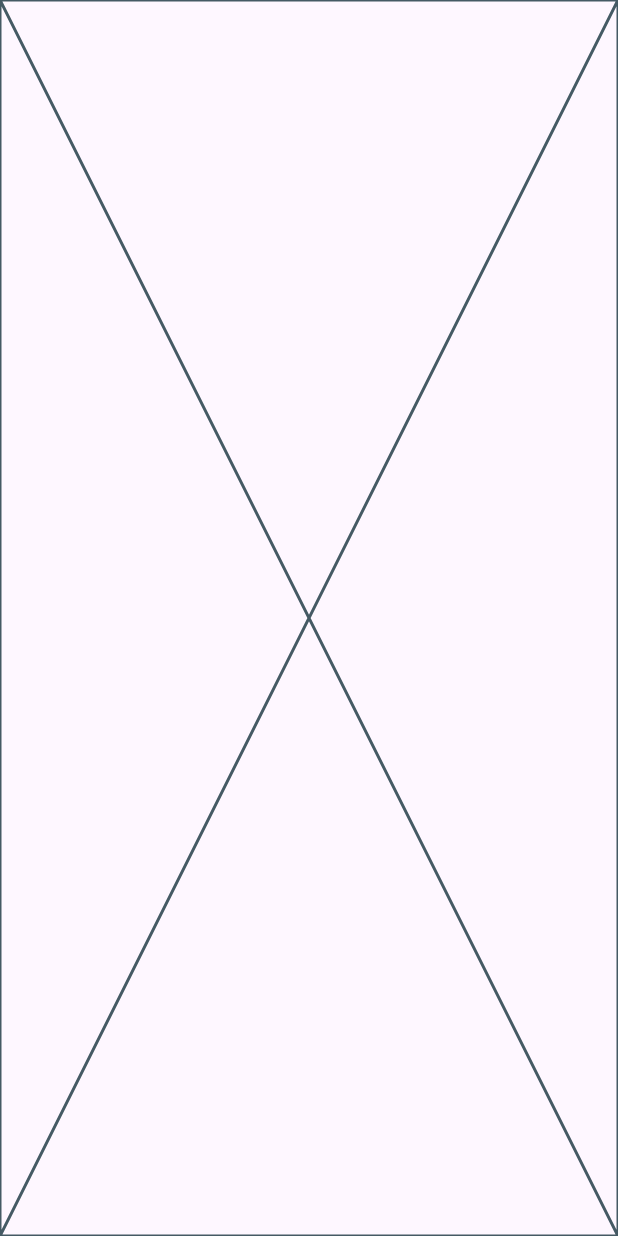
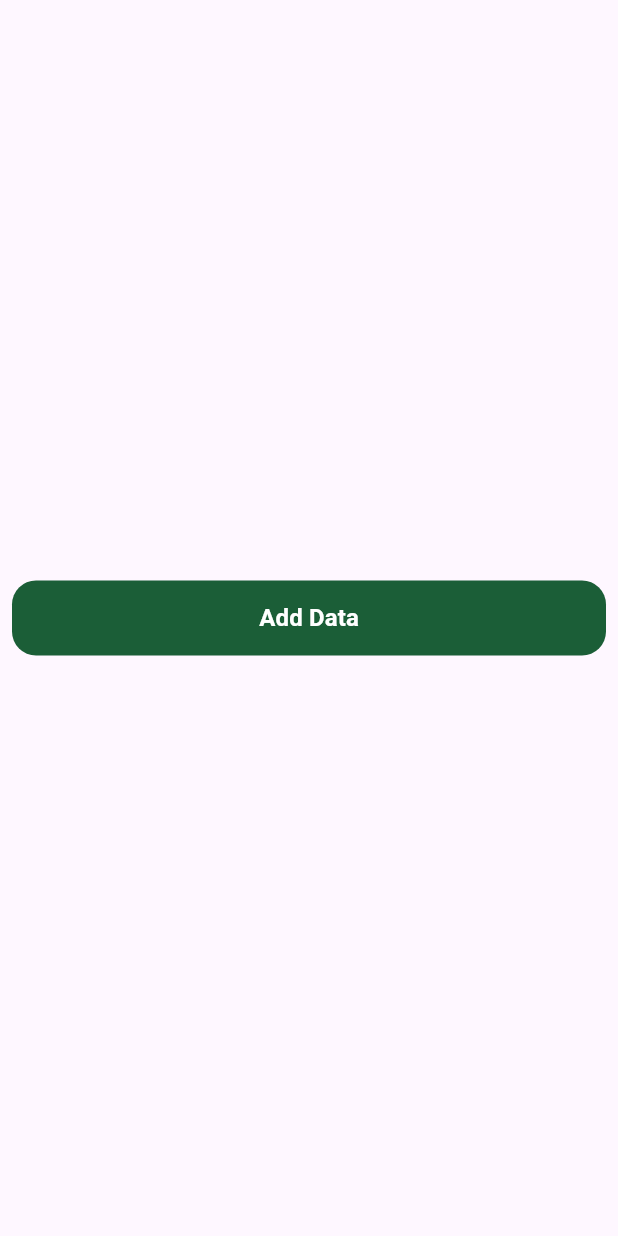
Before and after one commit to Elywa/fruits-hub-dashboard, a Flutter app: the screen it shows after launch, on a phone screen of 412 x 824 dp. Run offline on Flutter 3.47's test engine with Material 3 defaults, Android fonts, the phone set to English and light mode, and no system bars; our stand-ins replace firebase_core; accounts and stored records are empty.

Commit message:
add "Add Data" Button

```diff
--- /dev/null
+++ b/lib/core/utils/app_colors.dart
@@ -0,0 +1,12 @@
+import 'package:flutter/material.dart';
+
+class AppColors {
+  static const Color primaryColor = Color(0xFF1B5E37);
+  static const Color secondaryColor2 = Color(0xFF5DB957);
+  static const Color lightPrimaryColor = Color(0xFF2D9F5D);
+  static const Color secondaryColor = Color(0xFFF4A91F);
+  static const Color lightSecondaryColor = Color(0xFFF8C76D);
+  static const Color subTitleColor = Color(0xFF4E5556);
+  static const Color textFieldColor = Color(0xffF9FAFA);
+  static const Color actviveItemBackgroundColor = Color(0xffEEEEEE);
+}
--- /dev/null
+++ b/lib/core/utils/app_text_styles.dart
@@ -0,0 +1,72 @@
+import 'package:flutter/material.dart';
+
+abstract class AppTextStyles {
+  static const TextStyle bold13 = TextStyle(
+    fontWeight: FontWeight.bold,
+    fontSize: 13,
+  );
+  static const TextStyle bold23 = TextStyle(
+    fontWeight: FontWeight.bold,
+    fontSize: 23,
+  );
+
+  static const TextStyle semiBold13 = TextStyle(
+    fontWeight: FontWeight.w600,
+    fontSize: 13,
+  );
+
+  static const TextStyle regular13 = TextStyle(
+    fontWeight: FontWeight.normal,
+    fontSize: 13,
+  );
+
+  static const TextStyle bold16 = TextStyle(
+    fontWeight: FontWeight.bold,
+    fontSize: 16,
+  );
+
+  static const TextStyle bold19 = TextStyle(
+    fontWeight: FontWeight.bold,
+    fontSize: 19,
+  );
+
+  static const TextStyle semiBold16 = TextStyle(
+    fontWeight: FontWeight.w600,
+    fontSize: 16,
+  );
+
+  static const TextStyle bold28 = TextStyle(
+    fontWeight: FontWeight.bold,
+    fontSize: 28,
+  );
+
+  static const TextStyle regular22 = TextStyle(
+    fontWeight: FontWeight.normal,
+    fontSize: 22,
+  );
+
+  static const TextStyle semiBold11 = TextStyle(
+    fontWeight: FontWeight.w600,
+    fontSize: 11,
+  );
+
+  static const TextStyle medium15 = TextStyle(
+    fontWeight: FontWeight.w500,
+    fontSize: 15,
+  );
+
+  static const TextStyle regular26 = TextStyle(
+    fontWeight: FontWeight.normal,
+    fontSize: 26,
+  );
+
+  static const TextStyle regular16 = TextStyle(
+    fontWeight: FontWeight.normal,
+    fontSize: 16,
+  );
+
+  static const TextStyle regular11 = TextStyle(
+    fontWeight: FontWeight.normal,
+    fontSize: 11,
+  );
+}
--- /dev/null
+++ b/lib/core/utils/assets.dart
@@ -0,0 +1,128 @@
+// ignore_for_file: prefer_single_quotes
+class Assets {
+  Assets._();
+
+  /// Assets for assetsImagesAppIcon
+  /// assets/images/app_icon.png
+  static const String assetsImagesAppIcon = "assets/images/app_icon.png";
+
+  /// Assets for assetsImagesAppleIcon
+  /// assets/images/apple_icon.svg
+  static const String assetsImagesAppleIcon = "assets/images/apple_icon.svg";
+
+  /// Assets for assetsImagesAvatar
+  /// assets/images/avatar.svg
+  static const String assetsImagesAvatar = "assets/images/avatar.svg";
+
+  /// Assets for assetsImagesAvatarProfile
+  /// assets/images/avatar_profile.png
+  static const String assetsImagesAvatarProfile = "assets/images/avatar_profile.png";
+
+  /// Assets for assetsImagesCheck
+  /// assets/images/Check.svg
+  static const String assetsImagesCheck = "assets/images/Check.svg";
+
+  /// Assets for assetsImagesCircelFeaturedItem
+  /// assets/images/circel_featured_item.svg
+  static const String assetsImagesCircelFeaturedItem = "assets/images/circel_featured_item.svg";
+
+  /// Assets for assetsImagesCircleAvatar
+  /// assets/images/circle_avatar.svg
+  static const String assetsImagesCircleAvatar = "assets/images/circle_avatar.svg";
+
+  /// Assets for assetsImagesFacebookIcon
+  /// assets/images/facebook_icon.svg
+  static const String assetsImagesFacebookIcon = "assets/images/facebook_icon.svg";
+
+  /// Assets for assetsImagesFilterIcon
+  /// assets/images/filter_icon.svg
+  static const String assetsImagesFilterIcon = "assets/images/filter_icon.svg";
+
+  /// Assets for assetsImagesFruitsTest
+  /// assets/images/fruits_test.jpg
+  static const String assetsImagesFruitsTest = "assets/images/fruits_test.jpg";
+
+  /// Assets for assetsImagesGoogleIcon
+  /// assets/images/google_icon.svg
+  static const String assetsImagesGoogleIcon = "assets/images/google_icon.svg";
+
+  /// Assets for assetsImagesGrapesGreen488x
+  /// assets/images/Grapes---Green_488x.jpg
+  static const String assetsImagesGrapesGreen488x = "assets/images/Grapes---Green_488x.jpg";
+
+  /// Assets for assetsImagesGraps
+  /// assets/images/graps.png
+  static const String assetsImagesGraps = "assets/images/graps.png";
+
+  /// Assets for assetsImagesHome
+  /// assets/images/home.svg
+  static const String assetsImagesHome = "assets/images/home.svg";
+
+  /// Assets for assetsImagesHomeActive
+  /// assets/images/home_active.svg
+  static const String assetsImagesHomeActive = "assets/images/home_active.svg";
+
+  /// Assets for assetsImagesLogo
+  /// assets/images/logo.svg
+  static const String assetsImagesLogo = "assets/images/logo.svg";
+
+  /// Assets for assetsImagesNotification
+  /// assets/images/notification.svg
+  static const String assetsImagesNotification = "assets/images/notification.svg";
+
+  /// Assets for assetsImagesPageViewItemBackgroundImage1
+  /// assets/images/page_view_item_background_image1.svg
+  static const String assetsImagesPageViewItemBackgroundImage1 = "assets/images/page_view_item_background_image1.svg";
+
+  /// Assets for assetsImagesPageViewItemBackgroundImage2
+  /// assets/images/page_view_item_background_image2.svg
+  static const String assetsImagesPageViewItemBackgroundImage2 = "assets/images/page_view_item_background_image2.svg";
+
+  /// Assets for assetsImagesPageViewItemImage1
+  /// assets/images/page_view_item_image1.svg
+  static const String assetsImagesPageViewItemImage1 = "assets/images/page_view_item_image1.svg";
+
+  /// Assets for assetsImagesPageViewItemImage2
+  /// assets/images/page_view_item_image2.svg
+  static const String assetsImagesPageViewItemImage2 = "assets/images/page_view_item_image2.svg";
+
+  /// Assets for assetsImagesPlanetSplash
+  /// assets/images/planet_splash.svg
+  static const String assetsImagesPlanetSplash = "assets/images/planet_splash.svg";
+
+  /// Assets for assetsImagesProductsActive
+  /// assets/images/products_active.svg
+  static const String assetsImagesProductsActive = "assets/images/products_active.svg";
+
+  /// Assets for assetsImagesProductsInActive
+  /// assets/images/products_inActive.svg
+  static const String assetsImagesProductsInActive = "assets/images/products_inActive.svg";
+
+  /// Assets for assetsImagesSearchNormal
+  /// assets/images/search-normal.svg
+  static const String assetsImagesSearchNormal = "assets/images/search-normal.svg";
+
+  /// Assets for assetsImagesShoppingCartActive
+  /// assets/images/shopping-cart_active.svg
+  static const String assetsImagesShoppingCartActive = "assets/images/shopping-cart_active.svg";
+
+  /// Assets for assetsImagesShoppingCartInActive
+  /// assets/images/shopping-cart_inActive.svg
+  static const String assetsImagesShoppingCartInActive = "assets/images/shopping-cart_inActive.svg";
+
+  /// Assets for assetsImagesSplashBottom
+  /// assets/images/splash_bottom.svg
+  static const String assetsImagesSplashBottom = "assets/images/splash_bottom.svg";
+
+  /// Assets for assetsImagesUser
+  /// assets/images/user.svg
+  static const String assetsImagesUser = "assets/images/user.svg";
+
+  /// Assets for assetsImagesUserActive
+  /// assets/images/user_active.svg
+  static const String assetsImagesUserActive = "assets/images/user_active.svg";
+
+  /// Assets for assetsImagesWatermillomTest
+  /// assets/images/watermillom_test.png
+  static const String assetsImagesWatermillomTest = "assets/images/watermillom_test.png";
+}
--- /dev/null
+++ b/lib/core/utils/constants.dart
@@ -0,0 +1,2 @@
+const kIsOnBoradingView = 'isOnBoradingView';
+const kUserData = 'userData';
--- /dev/null
+++ b/lib/core/widgets/custom_button.dart
@@ -0,0 +1,41 @@
+import 'package:flutter/material.dart';
+import 'package:fruits_hub_dash_board/core/utils/app_text_styles.dart';
+
+class CustomButton extends StatelessWidget {
+  const CustomButton({
+    super.key,
+    required this.text,
+    required this.onPressed,
+    required this.isVisible,
+  });
+  final String text;
+  final VoidCallback onPressed;
+  final bool isVisible;
+  // final void Function()? onPressed ;
+  @override
+  Widget build(BuildContext context) {
+    return Visibility(
+      maintainAnimation: true,
+      maintainSize: true,
+      maintainState: true,
+      visible: isVisible,
+      child: SizedBox(
+        width: double.infinity,
+        height: 50,
+        child: TextButton(
+          style: TextButton.styleFrom(
+            backgroundColor: const Color(0xFF1B5E37), // AppColors.primaryColor
+            shape: RoundedRectangleBorder(
+              borderRadius: BorderRadius.circular(16),
+            ),
+          ),
+          onPressed: onPressed,
+          child: Text(
+            text,
+            style: AppTextStyles.bold16.copyWith(color: Colors.white),
+          ),
+        ),
+      ),
+    );
+  }
+}
--- a/lib/features/dashboard/presentation/views/widgets/dashboard_view_body.dart
+++ b/lib/features/dashboard/presentation/views/widgets/dashboard_view_body.dart
@@ -1,10 +1,19 @@
 import 'package:flutter/material.dart';
+import 'package:fruits_hub_dash_board/core/widgets/custom_button.dart';
 
 class DashboardViewBody extends StatelessWidget {
   const DashboardViewBody({super.key});
 
   @override
   Widget build(BuildContext context) {
-    return const Placeholder();
+    return Padding(
+      padding: const EdgeInsets.symmetric(horizontal: 8),
+      child: Column(
+        mainAxisAlignment: MainAxisAlignment.center,
+        children: [
+          CustomButton(text: "Add Data", onPressed: () {}, isVisible: true),
+        ],
+      ),
+    );
   }
 }
```
